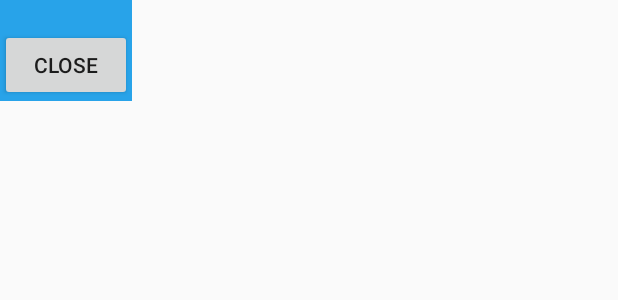
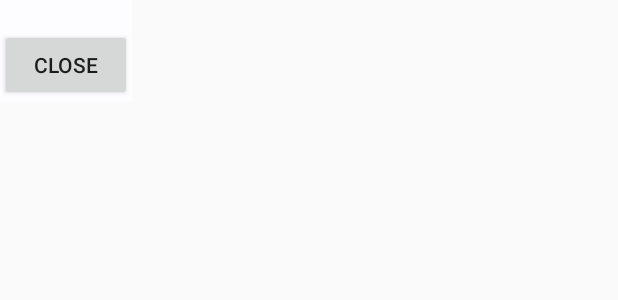
Before and after one commit to GustavoCSRamalho/TG-NOVO, an Android app: the layout popup.xml on its own in the app's theme, with its tools: preview values and no code run, on a phone screen of 412 x 824 dp. Shown: the top 300 px of the screen. Run offline under Robolectric (Android 15) with nearby library versions, the phone set to English and light mode, and no system bars.

```diff
--- a/app/src/main/java/com/example/tg_novo/MainActivity.java
+++ b/app/src/main/java/com/example/tg_novo/MainActivity.java
@@ -113,7 +113,6 @@ public class MainActivity extends AppCompatActivity implements OnMapReadyCallbac
         Button btnClose = (Button)popupView.findViewById(R.id.btnClose);
 
         historicoNotificatios = popupView.findViewById(R.id.historicoNotificacoes);
-//        System.out.println("Vazio : "+historicoNotificatios);
 
         btnClose.setOnClickListener(new View.OnClickListener() {
             @Override
--- a/app/src/main/res/layout/activity_main.xml
+++ b/app/src/main/res/layout/activity_main.xml
@@ -39,6 +39,7 @@
         android:layout_height="wrap_content"
         android:layout_gravity="bottom|end"
         android:layout_margin="@dimen/fab_margin"
+        app:backgroundTint="#03A9F4"
         app:srcCompat="@android:drawable/ic_dialog_email" />
 
     <android.support.design.widget.FloatingActionButton
@@ -47,6 +48,7 @@
         android:layout_height="wrap_content"
         android:layout_gravity="bottom|center"
         android:layout_margin="@dimen/fab_margin"
+        app:backgroundTint="#03A9F4"
         app:srcCompat="@android:drawable/ic_delete" />
 
     <android.support.design.widget.FloatingActionButton
@@ -55,6 +57,7 @@
         android:layout_height="wrap_content"
         android:layout_gravity="bottom|start"
         android:layout_margin="@dimen/fab_margin"
+        app:backgroundTint="#03A9F4"
         app:srcCompat="@android:drawable/ic_menu_myplaces" />
 
 
--- a/app/src/main/res/layout/popup.xml
+++ b/app/src/main/res/layout/popup.xml
@@ -3,8 +3,9 @@
     xmlns:tools="http://schemas.android.com/tools"
     android:layout_width="wrap_content"
     android:layout_height="wrap_content"
-    android:background="#28A3E9"
-    android:orientation="vertical">
+    android:background="#FDFDFF"
+    android:orientation="vertical"
+    android:visibility="visible">
 
     <TextView
         android:id="@+id/historicoNotificacoes"
```
Also changed, not shown: app/src/main/java/com/example/tg_novo/database/service/ServiceDatabase.java (+5 -23 lines), 1 other file.
